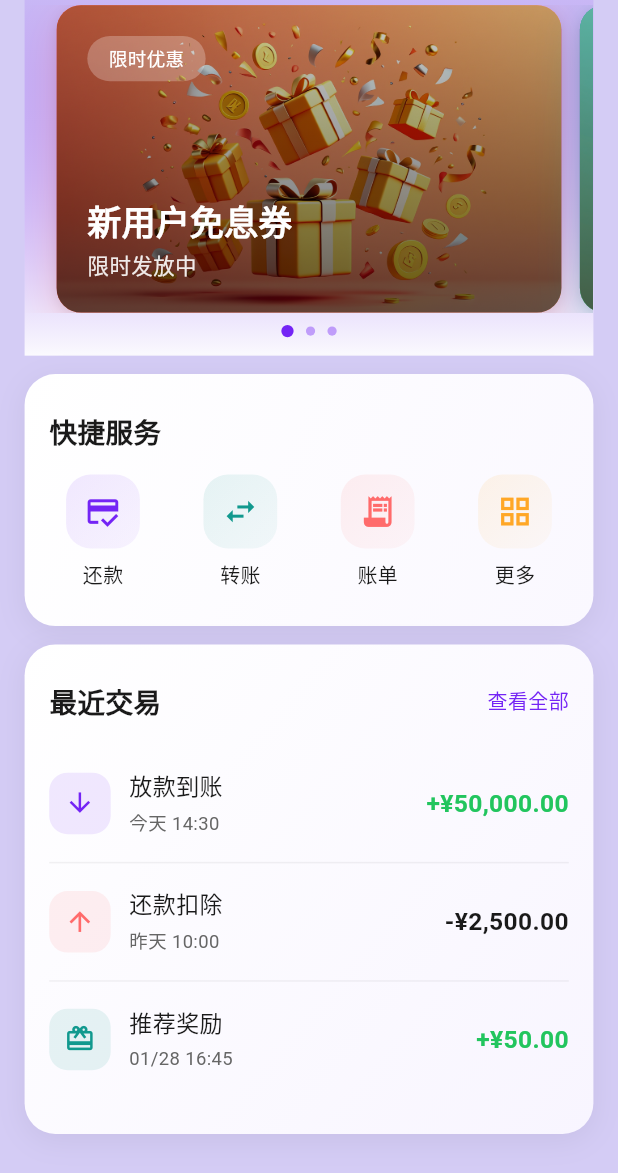
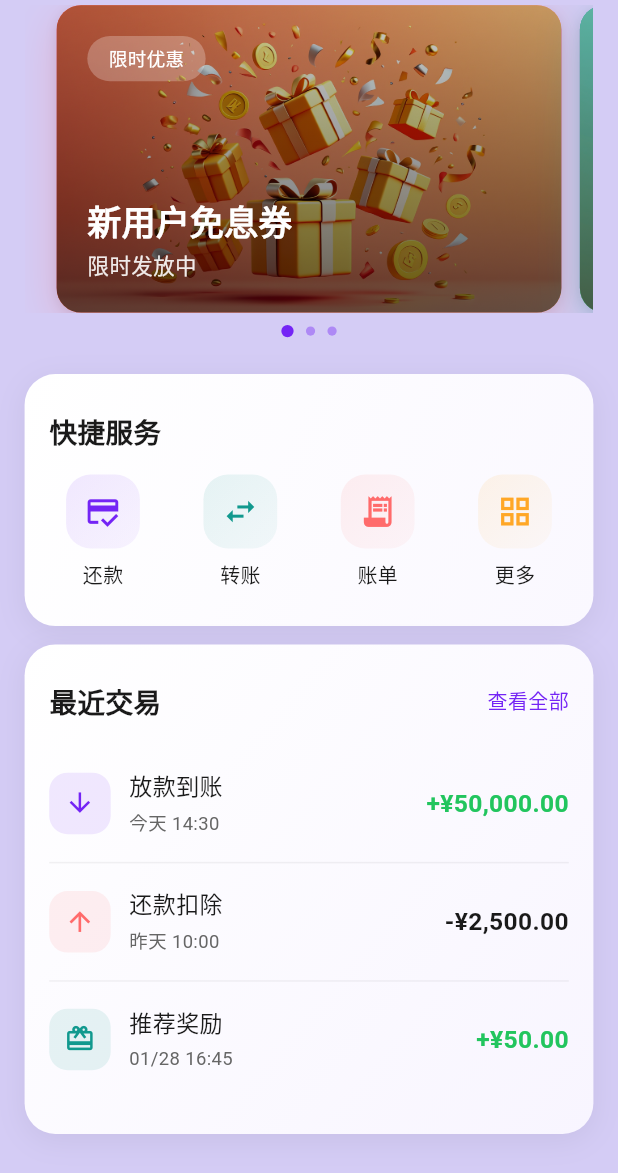
Before and after one commit to cqu903/xwallet, a Flutter app: the HomeScreen screen opened directly, scrolled down 576 dp, on a phone screen of 412 x 824 dp. Shown: the top 1173 px of the screen. Run offline on Flutter 3.47's test engine with Material 3 defaults, Android fonts, the light colour scheme and no system bars; our stand-ins replace connectivity_plus, device_info_plus, package_info_plus, shared_preferences, sqflite; missing offline and left inert: mqtt_client; accounts and stored records are empty.

Commit message:
refactor(activity_carousel): 移除容器渐变背景，简化布局

```diff
--- a/app/lib/widgets/activity_carousel.dart
+++ b/app/lib/widgets/activity_carousel.dart
@@ -9,6 +9,7 @@ class ActivityData {
   final String badgeText;
   final List<Color> gradientColors;
   final String? imageUrl;
+
   /// 本地图片资源路径 (design/images/ 下的资源)
   final String? imageAsset;
 
@@ -96,16 +97,6 @@ class _ActivityCarouselState extends State<ActivityCarousel> {
 
     return Container(
       margin: EdgeInsets.symmetric(horizontal: 16 * scale),
-      decoration: BoxDecoration(
-        gradient: LinearGradient(
-          begin: Alignment.topCenter,
-          end: Alignment.bottomCenter,
-          colors: [
-            const Color(0xFF7424F5).withOpacity(0.02),
-            Colors.white.withOpacity(0.9),
-          ],
-        ),
-      ),
       child: Stack(
         children: [
           // 主内容
@@ -113,8 +104,6 @@ class _ActivityCarouselState extends State<ActivityCarousel> {
             crossAxisAlignment: CrossAxisAlignment.start,
             mainAxisSize: MainAxisSize.min,
             children: [
-              // 顶部辉光
-
               // 标题栏（设计稿 activitiesContainer gap 8）
               _buildHeader(scale),
               SizedBox(height: 8 * scale),
```
